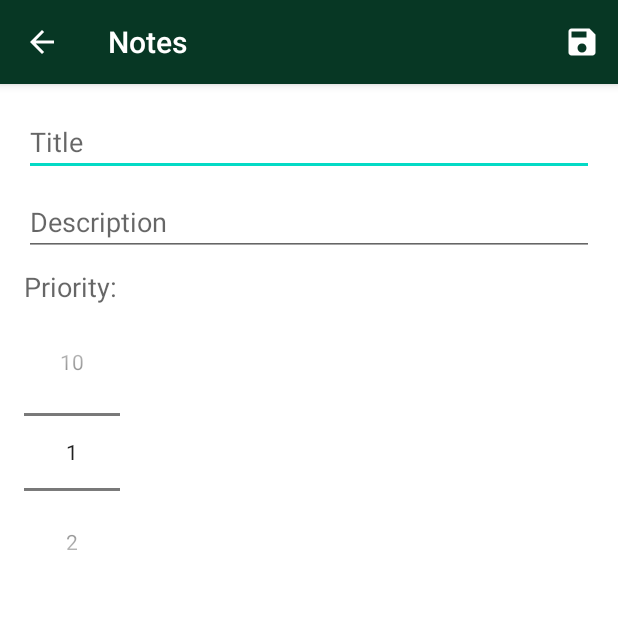
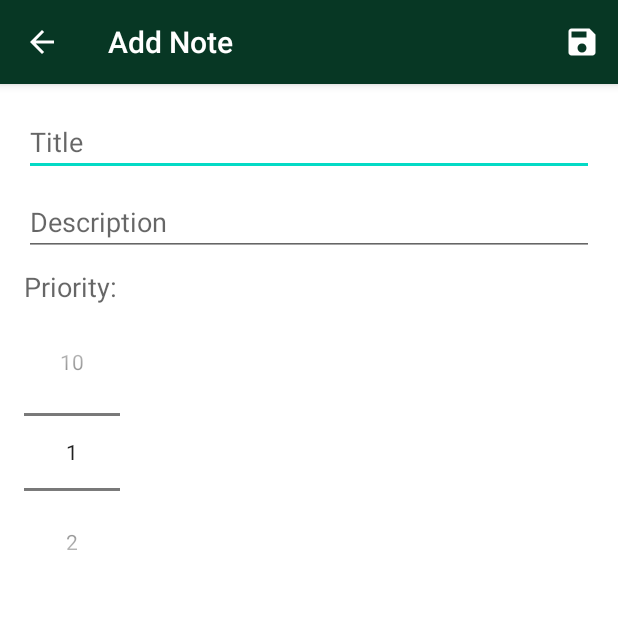
Before and after one commit to Kaponn/notes, an Android app: the screen it shows after launch (AddNoteActivity before the commit, AddEditNoteActivity after it), after a tap on an icon or button, on a phone screen of 412 x 824 dp, the top half of it. Run offline under Robolectric (Android 15) with nearby library versions, the phone set to English and light mode, and no system bars; our stand-ins replace Room's generated code.

Commit message:
Added note editing

```diff
--- a/app/src/main/AndroidManifest.xml
+++ b/app/src/main/AndroidManifest.xml
@@ -17,7 +17,7 @@
                 <category android:name="android.intent.category.LAUNCHER" />
             </intent-filter>
         </activity>
-        <activity android:name=".AddNoteActivity"
+        <activity android:name=".AddEditNoteActivity"
             android:parentActivityName=".MainActivity"/>
     </application>
 
--- /dev/null
+++ b/app/src/main/java/com/example/notes/AddEditNoteActivity.kt
@@ -0,0 +1,85 @@
+package com.example.notes
+
+import android.app.Activity
+import android.content.Intent
+import android.os.Bundle
+import android.os.PersistableBundle
+import android.view.Menu
+import android.view.MenuInflater
+import android.view.MenuItem
+import android.view.View
+import android.widget.Toast
+import androidx.appcompat.app.AppCompatActivity
+import com.google.android.material.snackbar.Snackbar
+import kotlinx.android.synthetic.main.activity_main.*
+import kotlinx.android.synthetic.main.add_note_activity.*
+
+class AddEditNoteActivity : AppCompatActivity() {
+  companion object {
+    const val EXTRA_ID: String = "com.example.notes.EXTRA_ID"
+    const val EXTRA_TITLE: String = "com.example.notes.EXTRA_TITLE"
+    const val EXTRA_DESCRIPTION: String = "com.example.notes.EXTRA_DESCRIPTION"
+    const val EXTRA_PRIORITY: String = "com.example.notes.EXTRA_PRIORITY"
+  }
+
+  override fun onCreate(savedInstanceState: Bundle?) {
+    super.onCreate(savedInstanceState)
+    setContentView(R.layout.add_note_activity)
+
+    number_picker_priority.minValue = 1
+    number_picker_priority.maxValue = 10
+
+    if (intent.hasExtra(EXTRA_ID)) {
+      title = "Edit Note"
+      edit_text_title.setText(intent.getStringExtra(EXTRA_TITLE))
+      edit_text_description.setText(intent.getStringExtra(EXTRA_DESCRIPTION))
+      number_picker_priority.value = intent.getIntExtra(EXTRA_PRIORITY, 1)
+    } else {
+      title = "Add Note"
+    }
+  }
+
+  private fun saveNote() {
+    val title = edit_text_title.text.toString()
+    val description = edit_text_description.text.toString()
+    val priority = number_picker_priority.value
+
+    if (title.trim().isEmpty() || description.trim().isEmpty()) {
+      Snackbar.make(
+        add_note_activity,
+        "Please enter a title and a description",
+        Snackbar.LENGTH_SHORT
+      ).show();
+      return
+    }
+
+    val data = Intent()
+    data.putExtra(EXTRA_TITLE, title)
+    data.putExtra(EXTRA_DESCRIPTION, description)
+    data.putExtra(EXTRA_PRIORITY, priority)
+
+    val id: Int = intent.getIntExtra(EXTRA_ID, -1)
+    if (id != -1) {
+      data.putExtra(EXTRA_ID, id)
+    }
+
+    setResult(Activity.RESULT_OK, data)
+    finish()
+  }
+
+  override fun onCreateOptionsMenu(menu: Menu): Boolean {
+    val menuInflater = menuInflater
+    menuInflater.inflate(R.menu.menu_add_note, menu)
+    return true
+  }
+
+  override fun onOptionsItemSelected(item: MenuItem): Boolean {
+    return when (item.itemId) {
+      R.id.item_save_note -> {
+        saveNote()
+        true
+      }
+      else -> super.onOptionsItemSelected(item)
+    }
+  }
+}
--- a/app/src/main/java/com/example/notes/AddNoteActivity.kt
+++ /dev/null
@@ -1,63 +0,0 @@
-package com.example.notes
-
-import android.app.Activity
-import android.content.Intent
-import android.os.Bundle
-import android.os.PersistableBundle
-import android.view.Menu
-import android.view.MenuInflater
-import android.view.MenuItem
-import android.widget.Toast
-import androidx.appcompat.app.AppCompatActivity
-import kotlinx.android.synthetic.main.add_note_activity.*
-
-class AddNoteActivity : AppCompatActivity() {
-    companion object {
-        const val EXTRA_TITLE: String = "com.example.notes.EXTRA_TITLE"
-        const val EXTRA_DESCRIPTION: String = "com.example.notes.EXTRA_DESCRIPTION"
-        const val EXTRA_PRIORITY: String = "com.example.notes.EXTRA_PRIORITY"
-    }
-
-    override fun onCreate(savedInstanceState: Bundle?) {
-        super.onCreate(savedInstanceState)
-        setContentView(R.layout.add_note_activity)
-
-        number_picker_priority.minValue = 1
-        number_picker_priority.maxValue = 10
-    }
-
-    private fun saveNote() {
-        val title = edit_text_title.text.toString()
-        val description = edit_text_description.text.toString()
-        val priority = number_picker_priority.value
-
-        if (title.trim().isEmpty() || description.trim().isEmpty()) {
-            Toast.makeText(this,"Please enter a title and a description", Toast.LENGTH_SHORT).show()
-            return
-        }
-
-        val data = Intent()
-        data.putExtra(EXTRA_TITLE, title)
-        data.putExtra(EXTRA_DESCRIPTION, description)
-        data.putExtra(EXTRA_PRIORITY, priority)
-
-        setResult(Activity.RESULT_OK, data)
-        finish()
-    }
-
-    override fun onCreateOptionsMenu(menu: Menu): Boolean {
-        val menuInflater = menuInflater
-        menuInflater.inflate(R.menu.menu_add_note, menu)
-        return true
-    }
-
-    override fun onOptionsItemSelected(item: MenuItem): Boolean {
-        return when (item.itemId) {
-            R.id.item_save_note -> {
-                saveNote()
-                true
-            }
-            else -> super.onOptionsItemSelected(item)
-        }
-    }
-}
--- a/app/src/main/java/com/example/notes/Note.kt
+++ b/app/src/main/java/com/example/notes/Note.kt
@@ -6,7 +6,7 @@ import androidx.room.PrimaryKey
 @Entity(tableName = "note_table")
 data class Note(
     @PrimaryKey(autoGenerate = true)
-    val id: Int = 0,
+    var id: Int = 0,
     val title: String,
     val description: String,
     val priority: Int
--- a/app/src/main/java/com/example/notes/NoteDatabase.kt
+++ b/app/src/main/java/com/example/notes/NoteDatabase.kt
@@ -10,7 +10,7 @@ import androidx.room.RoomDatabase
 import androidx.sqlite.db.SupportSQLiteDatabase
 import kotlin.math.log
 
-@Database(entities = [Note::class], version = 2)
+@Database(entities = [Note::class], version = 3)
 abstract class NoteDatabase : RoomDatabase() {
 
     abstract fun noteDao(): NoteDao
--- a/app/src/main/java/com/example/notes/NoteRepository.kt
+++ b/app/src/main/java/com/example/notes/NoteRepository.kt
@@ -18,7 +18,7 @@ class NoteRepository(private val noteDao: NoteDao) {
     }
 
     fun deleteAll() {
-        DeleteNoteAsyncTask(noteDao).execute()
+        DeleteAllAsyncTask(noteDao).execute()
     }
 
     fun getAll(): LiveData<List<Note>> = noteDao.getAllNotes()
--- /dev/null
+++ b/app/src/main/res/drawable/ic_delete.xml
@@ -0,0 +1,5 @@
+<vector android:height="30dp" android:tint="#FFFFFF"
+    android:viewportHeight="24.0" android:viewportWidth="24.0"
+    android:width="30dp" xmlns:android="http://schemas.android.com/apk/res/android">
+    <path android:fillColor="#FF000000" android:pathData="M6,19c0,1.1 0.9,2 2,2h8c1.1,0 2,-0.9 2,-2V7H6v12zM19,4h-3.5l-1,-1h-5l-1,1H5v2h14V4z"/>
+</vector>
--- a/app/src/main/res/layout/activity_main.xml
+++ b/app/src/main/res/layout/activity_main.xml
@@ -1,6 +1,7 @@
 <?xml version="1.0" encoding="utf-8"?>
 <androidx.coordinatorlayout.widget.CoordinatorLayout xmlns:android="http://schemas.android.com/apk/res/android"
     xmlns:app="http://schemas.android.com/apk/res-auto"
+    android:id="@+id/main_activity"
     xmlns:tools="http://schemas.android.com/tools"
     android:layout_width="match_parent"
     android:layout_height="match_parent"
@@ -10,7 +11,7 @@
     <androidx.recyclerview.widget.RecyclerView
         android:id="@+id/recycler_view"
         android:layout_width="match_parent"
-        android:layout_height="wrap_content"
+        android:layout_height="match_parent"
         tools:listitem="@layout/note_item"/>
 
     <com.google.android.material.floatingactionbutton.FloatingActionButton
--- a/app/src/main/res/layout/add_note_activity.xml
+++ b/app/src/main/res/layout/add_note_activity.xml
@@ -6,8 +6,9 @@
     xmlns:app="http://schemas.android.com/apk/res-auto"
     android:background="@android:color/white"
     android:orientation="vertical"
+    android:id="@+id/add_note_activity"
     android:padding="16dp"
-    tools:context=".AddNoteActivity">
+    tools:context=".AddEditNoteActivity">
 
     <EditText
         android:id="@+id/edit_text_title"
--- /dev/null
+++ b/app/src/main/res/menu/main_menu.xml
@@ -0,0 +1,10 @@
+<?xml version="1.0" encoding="utf-8"?>
+<menu xmlns:android="http://schemas.android.com/apk/res/android"
+    xmlns:app="http://schemas.android.com/apk/res-auto">
+
+    <item
+        android:id="@+id/item_delete_all_notes"
+        android:title="Delete all notes"
+        app:showAsAction="never"/>
+
+</menu>
--- a/build.gradle
+++ b/build.gradle
@@ -8,7 +8,7 @@ buildscript {
 
     }
     dependencies {
-        classpath 'com.android.tools.build:gradle:3.6.0'
+        classpath 'com.android.tools.build:gradle:3.6.1'
         classpath "org.jetbrains.kotlin:kotlin-gradle-plugin:$kotlin_version"
 
         // NOTE: Do not place your application dependencies here; they belong
```
Also changed, not shown: app/src/main/java/com/example/notes/MainActivity.kt (+125 -6 lines), app/src/main/java/com/example/notes/NoteAdapter.kt (+14 -1 lines), app/src/main/res/layout/note_item.xml (+16 -13 lines).
